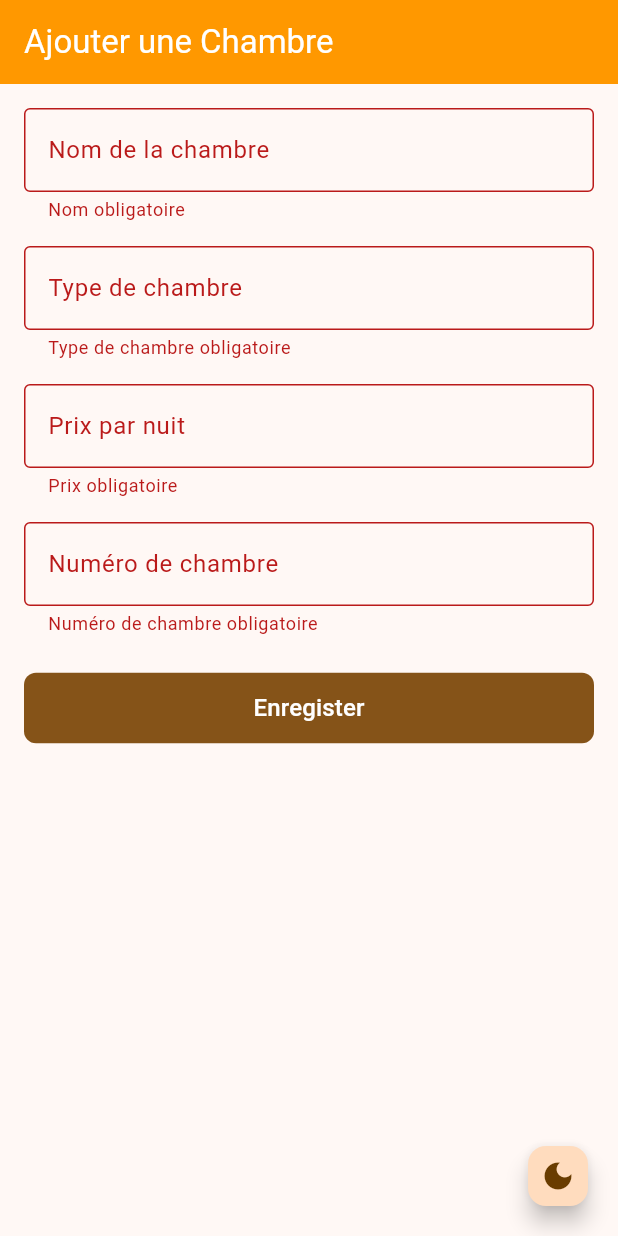
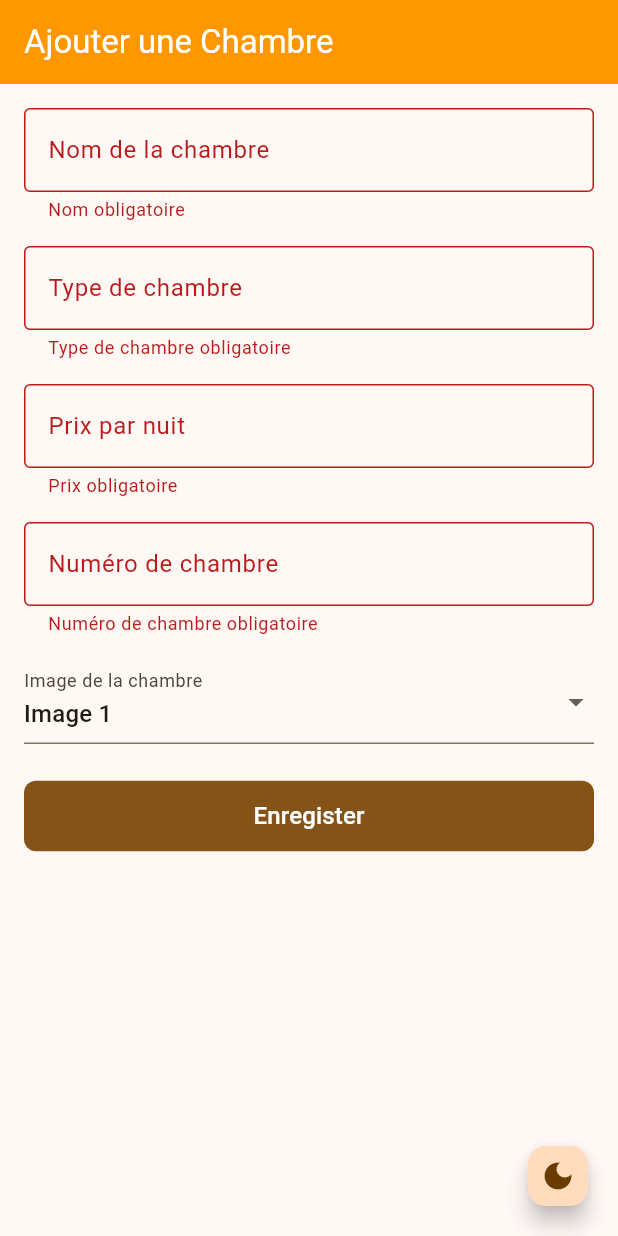
Before and after one commit to angekougo/hotel_rooms, a Flutter app: the AddRoomScreen screen opened by its route, after a tap on "Enregister", on a phone screen of 412 x 824 dp. Run offline on Flutter 3.47's test engine with Material 3 defaults, Android fonts, the phone set to English and light mode, and no system bars; our stand-ins replace go_router.

Commit message:
feat: update add_room_screen and readme file

```diff
--- a/analysis_options.yaml
+++ b/analysis_options.yaml
@@ -1 +1,10 @@
+analyzer:
+  exclude:
+    - build/**
+    - android/**
+    - ios/**
+    - web/**
+    - windows/**
+    - macos/**
+    - linux/**
 include: package:flutter_lints/flutter.yaml
--- a/lib/screens/add_room_screen.dart
+++ b/lib/screens/add_room_screen.dart
@@ -20,6 +20,8 @@ class _AddRoomScreenState extends State<AddRoomScreen> {
   final _roomPriceController = TextEditingController();
   final _roomNumberController = TextEditingController();
 
+  String _selectedImage = 'assets/images/rooms/c1.jpg';
+
   @override
   void dispose() {
     super.dispose();
@@ -40,8 +42,7 @@ class _AddRoomScreenState extends State<AddRoomScreen> {
         type: _roomTypeController.text,
         description: 'Chambre ajoutée manuellement.',
         pricePerNight: int.parse(_roomPriceController.text),
-        imageUrl:
-            'assets/images/rooms/c1.jpg', // image par défaut, pas de champ upload
+        imageUrl: _selectedImage,
       );
 
       RoomRepository.add(newRoom);
@@ -96,7 +97,9 @@ class _AddRoomScreenState extends State<AddRoomScreen> {
                               label: 'Prix par nuit',
                               validator: (value) {
                                 if (value!.isEmpty) return 'Prix obligatoire';
-                                if (double.tryParse(value) == null) return 'Entrer un nombre';
+                                if (double.tryParse(value) == null) {
+                                  return 'Entrer un nombre';
+                                }
                                 return null;
                               })),
                       const SizedBox(width: 16),
@@ -108,8 +111,32 @@ class _AddRoomScreenState extends State<AddRoomScreen> {
                         validator: (value) => value!.isEmpty
                             ? 'Numéro de chambre obligatoire'
                             : null,
-                      ))
+                      )),
                     ],
+                  ),
+                  const SizedBox(height: 16),
+                  DropdownButtonFormField<String>(
+                    initialValue: _selectedImage,
+                    decoration:
+                        const InputDecoration(labelText: 'Image de la chambre'),
+                    items: const [
+                      DropdownMenuItem(
+                          value: 'assets/images/rooms/c1.jpg',
+                          child: Text('Image 1')),
+                      DropdownMenuItem(
+                          value: 'assets/images/rooms/c2.jpg',
+                          child: Text('Image 2')),
+                      DropdownMenuItem(
+                          value: 'assets/images/rooms/c3.jpg',
+                          child: Text('Image 3')),
+                      DropdownMenuItem(
+                          value: 'assets/images/rooms/c4.jpg',
+                          child: Text('Image 4')),
+                      DropdownMenuItem(
+                          value: 'assets/images/rooms/c5.jpg',
+                          child: Text('Image 5')),
+                    ],
+                    onChanged: (val) => setState(() => _selectedImage = val!),
                   ),
                 ] else ...[
                   CustomInput(
@@ -131,7 +158,9 @@ class _AddRoomScreenState extends State<AddRoomScreen> {
                     label: 'Prix par nuit',
                     validator: (value) {
                       if (value!.isEmpty) return 'Prix obligatoire';
-                      if (double.tryParse(value) == null) return 'Entrer un nombre';
+                      if (double.tryParse(value) == null) {
+                        return 'Entrer un nombre';
+                      }
                       return null;
                     },
                   ),
@@ -141,6 +170,30 @@ class _AddRoomScreenState extends State<AddRoomScreen> {
                     label: 'Numéro de chambre',
                     validator: (value) =>
                         value!.isEmpty ? 'Numéro de chambre obligatoire' : null,
+                  ),
+                  const SizedBox(height: 16),
+                  DropdownButtonFormField<String>(
+                    initialValue: _selectedImage,
+                    decoration:
+                        const InputDecoration(labelText: 'Image de la chambre'),
+                    items: const [
+                      DropdownMenuItem(
+                          value: 'assets/images/rooms/c1.jpg',
+                          child: Text('Image 1')),
+                      DropdownMenuItem(
+                          value: 'assets/images/rooms/c2.jpg',
+                          child: Text('Image 2')),
+                      DropdownMenuItem(
+                          value: 'assets/images/rooms/c3.jpg',
+                          child: Text('Image 3')),
+                      DropdownMenuItem(
+                          value: 'assets/images/rooms/c4.jpg',
+                          child: Text('Image 4')),
+                      DropdownMenuItem(
+                          value: 'assets/images/rooms/c5.jpg',
+                          child: Text('Image 5')),
+                    ],
+                    onChanged: (val) => setState(() => _selectedImage = val!),
                   ),
                 ],
                 const SizedBox(height: 24),
```
Also changed, not shown: pubspec.lock, 5 other files.
